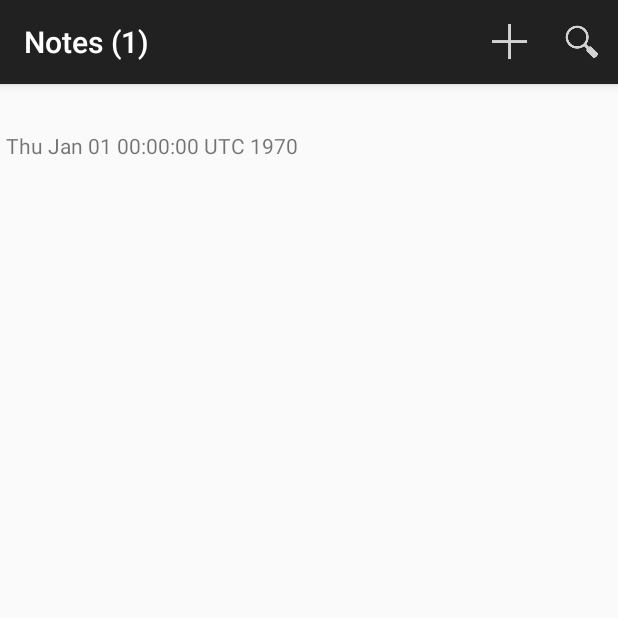
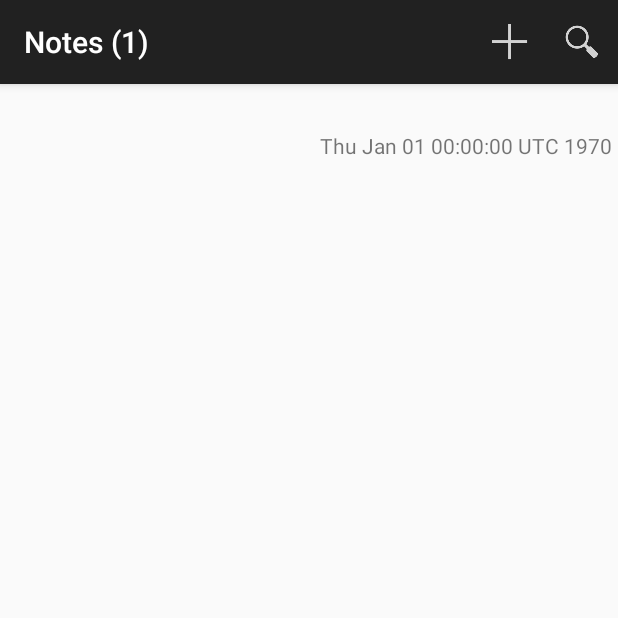
Before and after one commit to njersin/ScrapbookApp, an Android app: the screen it shows after launch (NoteListActivity), after a tap on "Search", on a phone screen of 412 x 824 dp, the top half of it. Run offline under Robolectric (Android 15) with nearby library versions, the phone set to English and light mode, and no system bars; 1 other tap on this screen came first.

Commit message:
change position of date field in the list item view

```diff
--- a/app/src/main/java/com/bignerdranch/android/scrapbookapp/NoteFragment.java
+++ b/app/src/main/java/com/bignerdranch/android/scrapbookapp/NoteFragment.java
@@ -1,6 +1,5 @@
 package com.bignerdranch.android.scrapbookapp;
 
-import android.content.Intent;
 import android.os.Bundle;
 import android.support.v4.app.Fragment;
 import android.support.v7.app.AppCompatActivity;
--- a/app/src/main/java/com/bignerdranch/android/scrapbookapp/SingleFragmentActivity.java
+++ b/app/src/main/java/com/bignerdranch/android/scrapbookapp/SingleFragmentActivity.java
@@ -2,7 +2,6 @@ package com.bignerdranch.android.scrapbookapp;
 
 import android.os.Bundle;
 import android.support.v4.app.Fragment;
-import android.support.v4.app.FragmentActivity;
 import android.support.v4.app.FragmentManager;
 import android.support.v7.app.AppCompatActivity;
 
--- a/app/src/main/res/layout/list_item_note.xml
+++ b/app/src/main/res/layout/list_item_note.xml
@@ -3,7 +3,6 @@
                 xmlns:tools="http://schemas.android.com/tools"
                 android:layout_width="match_parent"
                 android:layout_height="match_parent">
-
 
     <TextView
         android:id="@+id/list_item_note_title_text_view"
@@ -15,8 +14,9 @@
 
     <TextView
         android:id="@+id/list_item_note_date_text_view"
-        android:layout_width="match_parent"
+        android:layout_width="wrap_content"
         android:layout_height="wrap_content"
+        android:layout_alignParentRight="true"
         android:layout_below="@id/list_item_note_title_text_view"
         android:padding="4dp"
         tools:text="Note Date"/>
```
